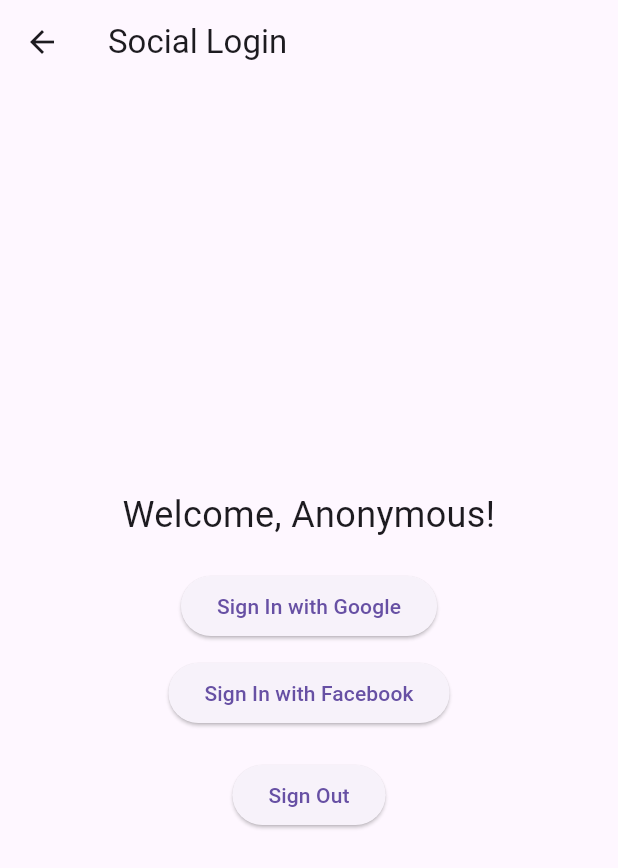
After one commit to rohitbarge26/Bright-Diva, a Flutter app: the SocialLogin screen opened directly, after a tap on "Sign Out", after a tap on "Sign In with Google", on a phone screen of 412 x 824 dp. The commit adds this screen. Shown: the top 868 px of the screen. Run offline on Flutter 3.47's test engine with Material 3 defaults, Android fonts, the phone set to English and light mode, and no system bars; our stand-ins replace flutter_svg, shared_preferences; missing offline and left inert: flutter_google_maps, google_signin_package; accounts and stored records are empty; project files that could hold a hidden picture were left out.

Commit message:
social login implementation

```diff
--- a/lib/dashboard/dashboard_screen.dart
+++ b/lib/dashboard/dashboard_screen.dart
@@ -35,6 +35,8 @@
               switch (features[index]) {
                 case "Map Integration":
                   Navigator.of(context).pushNamed(ROUT_MAP_INTEGRATION);
+                case "Social Media Integration":
+                  Navigator.of(context).pushNamed(ROUT_SOCIAL_MEDIA_INTEGRATION);
               }
             },
           );
--- a/lib/main.dart
+++ b/lib/main.dart
@@ -1,5 +1,6 @@
 import 'package:flutter/material.dart';
 import 'package:frequent_flow/modules/map_integration.dart';
+import 'package:frequent_flow/social_auth/social_login_screen.dart';
 import 'package:frequent_flow/utils/route.dart';
 
 import 'SplashScreen.dart';
@@ -20,7 +21,7 @@
       debugShowCheckedModeBanner: false,
       theme: ThemeData(
         progressIndicatorTheme:
-        const ProgressIndicatorThemeData(color: Color(0xfff68585)),
+            const ProgressIndicatorThemeData(color: Color(0xfff68585)),
         primaryColor: const Color(0xfff68585),
         dialogTheme: const DialogTheme(
           backgroundColor: Colors.white,
@@ -38,9 +39,17 @@
               return const SafeArea(top: true, child: DashboardScreen());
             });
           case ROUT_MAP_INTEGRATION:
-            return MaterialPageRoute(builder: (context) {
-              return const SafeArea(child: MapSampleScreen());
-            },);
+            return MaterialPageRoute(
+              builder: (context) {
+                return const SafeArea(child: MapSampleScreen());
+              },
+            );
+          case ROUT_SOCIAL_MEDIA_INTEGRATION:
+            return MaterialPageRoute(
+              builder: (context) {
+                return const SafeArea(child: SocialLogin());
+              },
+            );
         }
         return null;
       },
--- /dev/null
+++ b/lib/social_auth/social_login_screen.dart
@@ -0,0 +1,116 @@
+import 'package:flutter/material.dart';
+import 'package:google_signin_package/auth_service.dart';
+import 'package:shared_preferences/shared_preferences.dart';
+
+class SocialLogin extends StatefulWidget {
+  const SocialLogin({super.key});
+
+  @override
+  State<SocialLogin> createState() => _SocialLoginState();
+}
+
+class _SocialLoginState extends State<SocialLogin> {
+  final AuthService _authService = AuthService();
+  String userName = "Anonymous";
+  String userProvider = "";
+
+  @override
+  void initState() {
+    super.initState();
+    _loadUserInfo();
+  }
+
+  Future<void> _loadUserInfo() async {
+    SharedPreferences prefs = await SharedPreferences.getInstance();
+    setState(() {
+      userName = prefs.getString('userName') ?? "Anonymous";
+      userProvider = prefs.getString('userProvider') ?? "";
+    });
+  }
+
+  Future<void> _saveUserInfo(String name, String provider) async {
+    SharedPreferences prefs = await SharedPreferences.getInstance();
+    await prefs.setString('userName', name);
+    await prefs.setString('userProvider', provider);
+  }
+
+  Future<void> _clearUserInfo() async {
+    SharedPreferences prefs = await SharedPreferences.getInstance();
+    await prefs.clear();
+  }
+
+  Future<void> _handleSignIn(String provider) async {
+    Map<String, String?>? user;
+    switch (provider) {
+      case 'Google':
+        user = await _authService.signInWithGoogle();
+        print(user);
+        break;
+      case 'Facebook':
+        user = await _authService.signInWithFacebook();
+        print(user);
+        break;
+    }
+
+    if (user != null) {
+      setState(() {
+        userName = user?['name'] ?? "Anonymous";
+        userProvider = user?['provider'] ?? provider;
+      });
+      await _saveUserInfo(userName, userProvider);
+    }
+  }
+
+  Future<void> _signOut() async {
+    await _authService.signOut();
+    await _clearUserInfo();
+    setState(() {
+      userName = "Anonymous";
+      userProvider = "";
+    });
+  }
+
+  @override
+  Widget build(BuildContext context) {
+    return Scaffold(
+      appBar: AppBar(
+        title: const Text('Social Login'),
+      ),
+      body: Center(
+        child: Column(
+          mainAxisAlignment: MainAxisAlignment.center,
+          crossAxisAlignment: CrossAxisAlignment.center,
+          children: [
+            Text(
+              'Welcome, $userName!',
+              style: const TextStyle(fontSize: 24),
+              textAlign: TextAlign.center,
+            ),
+            if (userProvider.isNotEmpty)
+              Text(
+                'Signed in with $userProvider',
+                style: const TextStyle(fontSize: 18, color: Colors.grey),
+              ),
+            const SizedBox(height: 20),
+            if (userName == "Anonymous")
+              ElevatedButton(
+                onPressed: () => _handleSignIn('Google'),
+                child: const Text('Sign In with Google'),
+              ),
+            const SizedBox(height: 10),
+            if (userName == "Anonymous")
+              ElevatedButton(
+                onPressed: () => _handleSignIn('Facebook'),
+                child: const Text('Sign In with Facebook'),
+              ),
+            const SizedBox(height: 20),
+            ElevatedButton(
+              onPressed: _signOut,
+              child: const Text('Sign Out'),
+            ),
+          ],
+        ),
+      ),
+    );
+  }
+}
```
Also changed, not shown: pubspec.yaml (+6 -1 lines), 4 other files.
